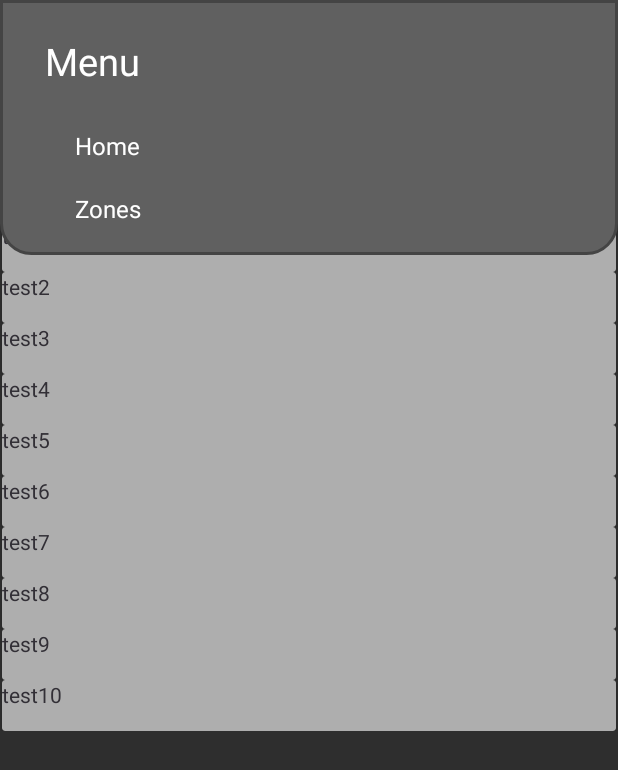
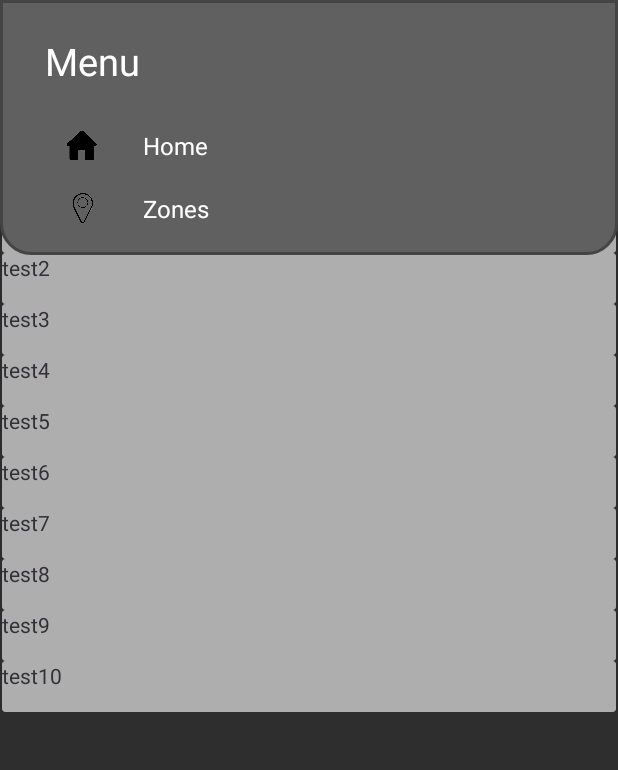
Before and after one commit to OneWithoutFace/TrackYourScrolls, an Android app: the screen it shows after launch (MainActivity), after a tap on an icon or button, on a phone screen of 412 x 824 dp. Shown: the top 770 px of the screen. Run offline under Robolectric (Android 15) with nearby library versions, the phone set to English and light mode, and no system bars.

Commit message:
Visual update
Signed-off-by: Mick <mike.leduc@hotmail.ca>

```diff
--- a/app/src/main/java/com/example/trackyourscrolls/MainActivity.java
+++ b/app/src/main/java/com/example/trackyourscrolls/MainActivity.java
@@ -20,9 +20,9 @@ import android.widget.Toast;
 import java.util.ArrayList;
 
 public class MainActivity extends AppCompatActivity {
+    boolean logIn = false;
     ArrayList<ZoneModel>zoneModels = new ArrayList<>();
-    Button profileSheet;
-    ImageButton menuSheet;
+    ImageButton menuSheet,profileSheet;
     @Override
     protected void onCreate(Bundle savedInstanceState) {
         super.onCreate(savedInstanceState);
@@ -34,13 +34,45 @@ public class MainActivity extends AppCompatActivity {
         recyclerView.setLayoutManager(new LinearLayoutManager(this));
 
         menuSheet = findViewById(R.id.btnMenu);
+        profileSheet = findViewById(R.id.btnProfile);
         menuSheet.setOnClickListener(new View.OnClickListener() {
             @Override
             public void onClick(View v) {
-                showDialogmenuUnlog();
+                if (logIn == true){
+
+                }
+                else {
+                    showDialogmenuUnlog();
+                }
+
             }
         });
 
+        profileSheet.setOnClickListener(new View.OnClickListener() {
+            @Override
+            public void onClick(View v) {
+                if (logIn == true){
+
+                }
+                else {
+                    showDialogProfileOut();
+                }
+
+            }
+        });
+
+
+    }
+    private void showDialogProfileOut(){
+        final Dialog dialog = new Dialog(this);
+        dialog.requestWindowFeature(Window.FEATURE_NO_TITLE);
+        dialog.setContentView(R.layout.profile_layout_out);
+
+        dialog.show();
+        dialog.getWindow().setLayout(ViewGroup.LayoutParams.MATCH_PARENT,ViewGroup.LayoutParams.WRAP_CONTENT);
+        dialog.getWindow().setBackgroundDrawable(new ColorDrawable(Color.TRANSPARENT));
+        dialog.getWindow().getAttributes().windowAnimations = R.style.DialogAnimation;
+        dialog.getWindow().setGravity(Gravity.TOP);
     }
 
     private void showDialogmenuUnlog(){
--- a/app/src/main/res/anim/slide_in.xml
+++ b/app/src/main/res/anim/slide_in.xml
@@ -3,7 +3,7 @@
 
     <translate
         android:duration = "@android:integer/config_mediumAnimTime"
-        android:fromYDelta="-50%p"
+        android:fromYDelta="-100%p"
         android:toYDelta="0"/>
 
 </set>
--- a/app/src/main/res/anim/slide_out.xml
+++ b/app/src/main/res/anim/slide_out.xml
@@ -4,6 +4,6 @@
     <translate
         android:duration = "@android:integer/config_mediumAnimTime"
         android:fromYDelta="0"
-        android:toYDelta="-50%p"/>
+        android:toYDelta="-100%p"/>
 
 </set>
--- a/app/src/main/res/layout/activity_main.xml
+++ b/app/src/main/res/layout/activity_main.xml
@@ -9,11 +9,11 @@
 
     <LinearLayout
         android:layout_width="match_parent"
-        android:layout_height="101dp"
+        android:layout_height="76dp"
         android:background="#606060"
         android:elevation="10dp"
         android:gravity="center|left"
-        android:orientation="vertical" >
+        android:orientation="vertical">
 
         <LinearLayout
             android:layout_width="match_parent"
@@ -28,10 +28,12 @@
 
             <ImageButton
                 android:id="@+id/btnMenu"
-                android:layout_width="150dp"
-                android:layout_height="wrap_content"
-                android:layout_weight="1"
-                app:srcCompat="@android:drawable/ic_dialog_dialer" />
+                android:layout_width="100dp"
+                android:layout_height="match_parent"
+                android:layout_weight="0"
+                android:background="#00FFFFFF"
+                android:scaleType="fitCenter"
+                app:srcCompat="@drawable/menusmall" />
 
             <Space
                 android:layout_width="50dp"
@@ -40,10 +42,10 @@
 
             <ImageView
                 android:id="@+id/imageView"
-                android:layout_width="wrap_content"
+                android:layout_width="100dp"
                 android:layout_height="wrap_content"
                 android:layout_weight="1"
-                app:srcCompat="@drawable/ic_launcher_foreground" />
+                app:srcCompat="@drawable/logotextless" />
 
             <Space
                 android:layout_width="50dp"
@@ -52,16 +54,17 @@
 
             <ImageButton
                 android:id="@+id/btnProfile"
-                android:layout_width="150dp"
-                android:layout_height="wrap_content"
+                android:layout_width="100dp"
+                android:layout_height="match_parent"
                 android:layout_weight="1"
-                app:srcCompat="@android:drawable/ic_menu_myplaces" />
+                android:background="#00FFFFFF"
+                android:scaleType="fitCenter"
+                app:srcCompat="@drawable/profsmall" />
 
             <Space
                 android:layout_width="25dp"
                 android:layout_height="wrap_content"
                 android:layout_weight="1" />
-
 
 
         </LinearLayout>
--- a/app/src/main/res/layout/activity_splash_screen2.xml
+++ b/app/src/main/res/layout/activity_splash_screen2.xml
@@ -23,7 +23,7 @@
                 android:id="@+id/imageView2"
                 android:layout_width="match_parent"
                 android:layout_height="424dp"
-                app:srcCompat="@drawable/ic_launcher_foreground" />
+                app:srcCompat="@drawable/logomain" />
         </LinearLayout>
 
         <LinearLayout
--- a/app/src/main/res/layout/menu_layout_unlog.xml
+++ b/app/src/main/res/layout/menu_layout_unlog.xml
@@ -1,5 +1,7 @@
 <?xml version="1.0" encoding="utf-8"?>
 <LinearLayout xmlns:android="http://schemas.android.com/apk/res/android"
+    xmlns:app="http://schemas.android.com/apk/res-auto"
+    xmlns:tools="http://schemas.android.com/tools"
     android:layout_width="match_parent"
     android:layout_height="match_parent"
     android:background="@drawable/dialogbkg"
@@ -36,13 +38,16 @@
         android:padding="10dp">
 
         <ImageView
-            android:layout_width="wrap_content"
-            android:layout_height="wrap_content" />
+            android:layout_width="70dp"
+            android:layout_height="match_parent"
+            android:layout_gravity="top"
+            android:scaleType="fitCenter"
+            app:srcCompat="@drawable/home" />
 
         <TextView
             android:layout_width="wrap_content"
             android:layout_height="wrap_content"
-            android:layout_marginLeft="30dp"
+            android:layout_marginLeft="5dp"
             android:text="Home"
             android:textColor="@color/white"
             android:textSize="16sp" />
@@ -58,13 +63,16 @@
 
 
         <ImageView
-            android:layout_width="wrap_content"
-            android:layout_height="wrap_content" />
+            android:layout_width="70dp"
+            android:layout_height="match_parent"
+            android:layout_gravity="center|top"
+            android:scaleType="fitCenter"
+            app:srcCompat="@drawable/zone" />
 
         <TextView
             android:layout_width="wrap_content"
             android:layout_height="wrap_content"
-            android:layout_marginLeft="30dp"
+            android:layout_marginLeft="5dp"
             android:text="Zones"
             android:textColor="@color/white"
             android:textSize="16sp" />
```
Also changed, not shown: app/src/main/res/layout/profile_layout_in.xml (+17 -20 lines), app/src/main/res/layout/profile_layout_out.xml (+49 -22 lines), app/src/main/res/drawable/home.PNG (added), app/src/main/res/drawable/login.png (added), app/src/main/res/drawable/logomain.png (added), app/src/main/res/drawable/logotextless.png (added), app/src/main/res/drawable/logout.PNG (added), app/src/main/res/drawable/menusmall.PNG (added), app/src/main/res/drawable/prof.PNG (added), app/src/main/res/drawable/profsmall.PNG (added), app/src/main/res/drawable/setting.PNG (added), app/src/main/res/drawable/signup.PNG (added), app/src/main/res/drawable/zone.PNG (added).
